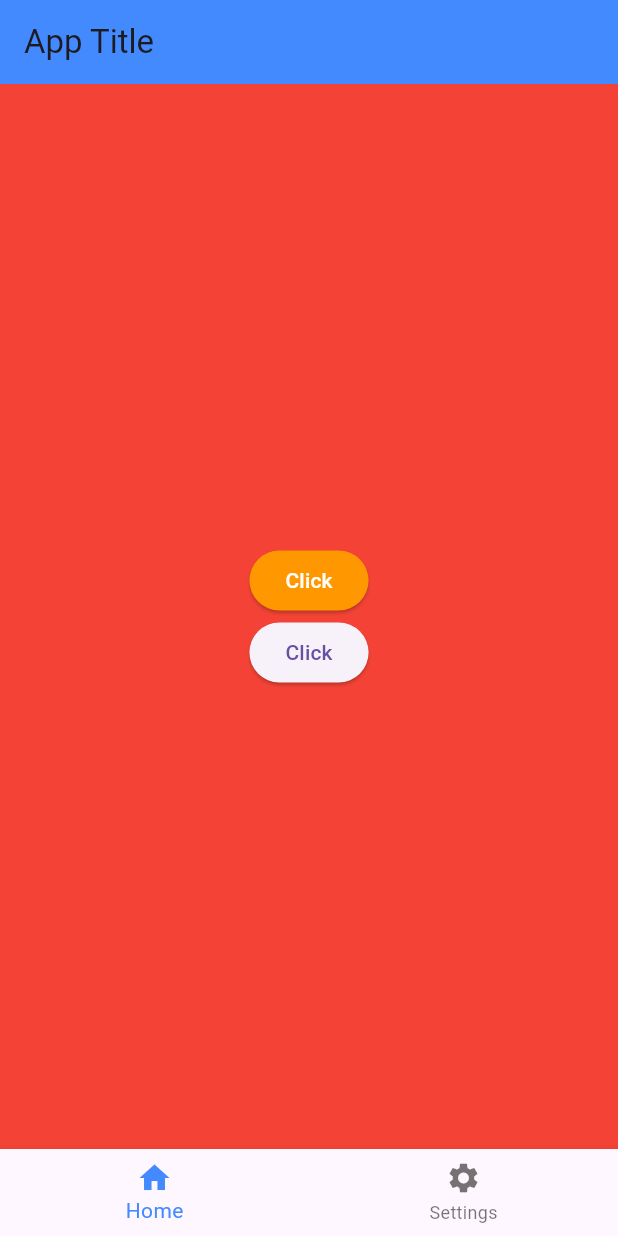
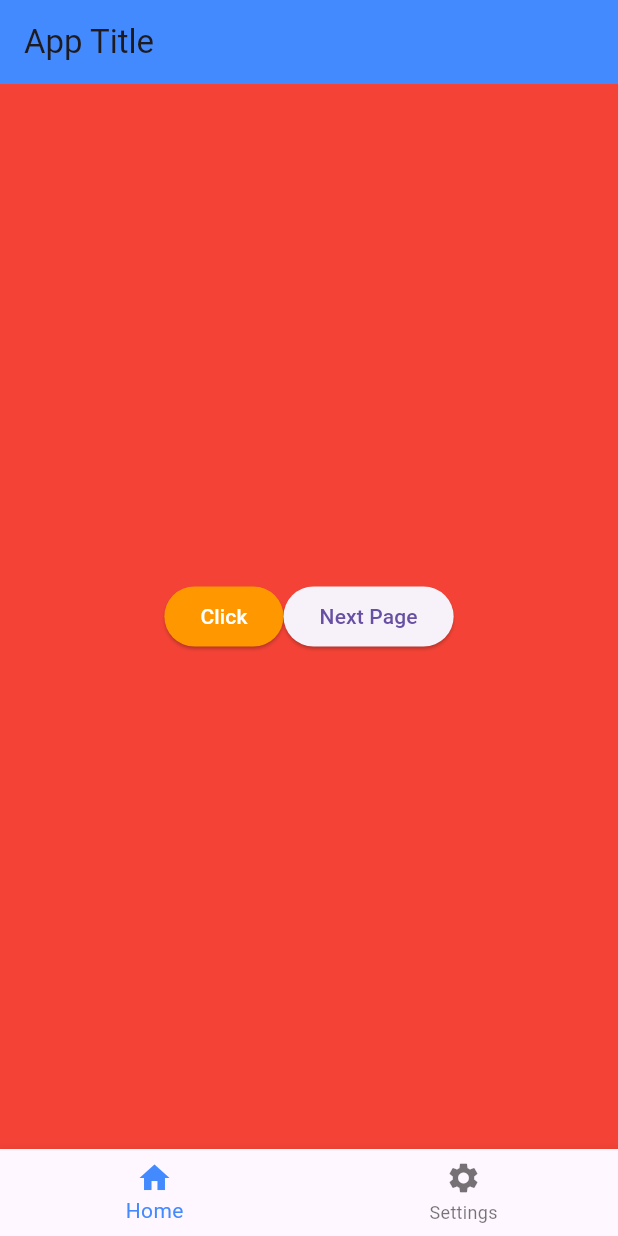
Before and after one commit to quarshie133/flutter_app, a Flutter app: the screen it shows after launch, on a phone screen of 412 x 824 dp. Run offline on Flutter 3.47's test engine with Material 3 defaults, Android fonts, the phone set to English and light mode, and no system bars.

Commit message:
added navigation to different page

```diff
--- a/lib/main.dart
+++ b/lib/main.dart
@@ -12,14 +12,28 @@ class MyApp extends StatefulWidget {
 }
 
 class _MyAppState extends State<MyApp> {
+  @override
+  Widget build(BuildContext context) {
+    return MaterialApp(debugShowCheckedModeBanner: false, home: MyAppExt());
+  }
+}
+
+
+
+
+class MyAppExt extends StatefulWidget {
+  const MyAppExt({super.key});
+
+  @override
+  State<MyAppExt> createState() => _MyAppExtState();
+}
+
+class _MyAppExtState extends State<MyAppExt> {
   String buttonName = 'Click';
   int currentIndex = 0;
-
   @override
   Widget build(BuildContext context) {
-    return MaterialApp(
-      debugShowCheckedModeBanner: false,
-      home: Scaffold(
+    return Scaffold(
       appBar: AppBar(
         title: const Text('App Title'),
         backgroundColor: Colors.blueAccent,
@@ -30,7 +44,7 @@ class _MyAppState extends State<MyApp> {
                 width: double.infinity,
                 color: Colors.red,
                 child: Center(
-                    child: Column(
+                  child: Row(
                     mainAxisAlignment: MainAxisAlignment.center,
                     crossAxisAlignment: CrossAxisAlignment.center,
                     children: [
@@ -49,13 +63,20 @@ class _MyAppState extends State<MyApp> {
                           child: Text(buttonName)),
                       ElevatedButton(
                           onPressed: () {
+                            Navigator.of(context).push(
+                              MaterialPageRoute(
+                                builder: (BuildContext context) {
+                                  return const NextPage();
+                                },
+                              ),
+                            );
                             setState(
                               () {
                                 buttonName = 'Clicked!';
                               },
                             );
                           },
-                            child: Text(buttonName)),
+                          child: const Text('Next Page')),
                     ],
                   ),
                 ),
@@ -70,8 +91,7 @@ class _MyAppState extends State<MyApp> {
               Icons.home,
             ),
           ),
-            BottomNavigationBarItem(
-                label: 'Settings', icon: Icon(Icons.settings))
+          BottomNavigationBarItem(label: 'Settings', icon: Icon(Icons.settings))
         ],
         currentIndex: currentIndex,
         fixedColor: Colors.blueAccent,
@@ -81,7 +101,17 @@ class _MyAppState extends State<MyApp> {
           });
         },
       ),
-      ),
     );
   }
 }
+
+class NextPage extends StatelessWidget {
+  const NextPage({super.key});
+
+  @override
+  Widget build(BuildContext context) {
+    return Scaffold(
+      appBar: AppBar(),
+    );
+  }
+}
```
Lines whose indentation alone changed are shown as unchanged.
